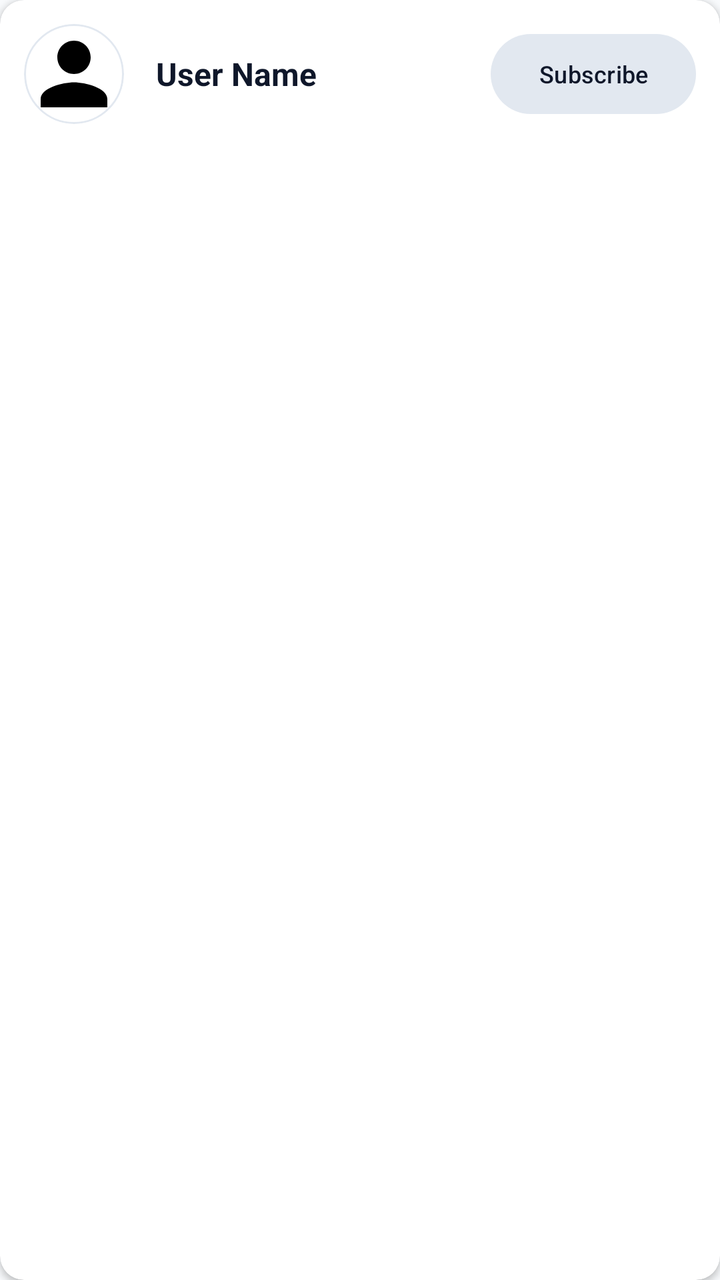
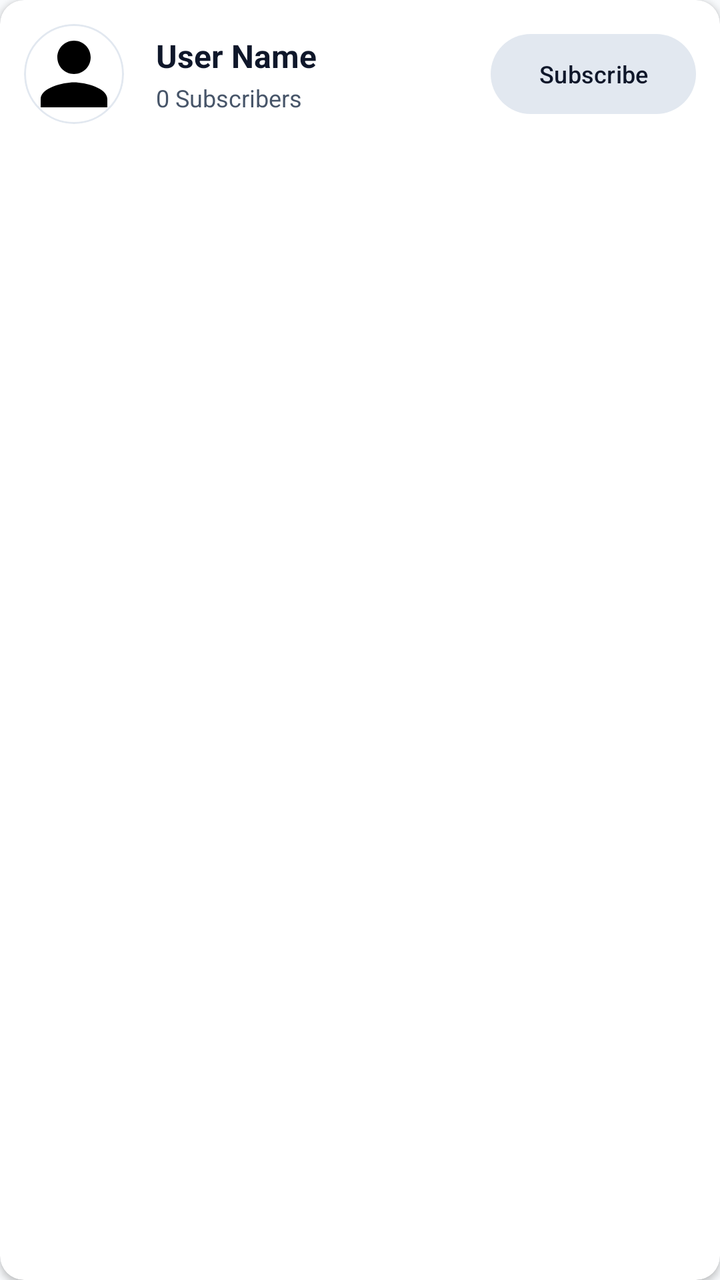

The first picture is an Android layout as it rendered before a commit; the second is the same layout after the commit. The layout source and the unified diff follow.
<!-- AndroidManifest.xml: application theme Theme.TestMaster -->
<!-- res/layout/item_user.xml -->
<?xml version="1.0" encoding="utf-8"?>
<com.google.android.material.card.MaterialCardView xmlns:android="http://schemas.android.com/apk/res/android"
    xmlns:app="http://schemas.android.com/apk/res-auto"
    android:layout_width="match_parent"
    android:layout_height="wrap_content"
    android:layout_marginHorizontal="8dp"
    android:layout_marginVertical="4dp"
    app:cardCornerRadius="12dp"
    app:cardElevation="2dp"
    app:strokeWidth="0dp">

    <LinearLayout
        android:layout_width="match_parent"
        android:layout_height="wrap_content"
        android:gravity="center_vertical"
        android:orientation="horizontal"
        android:padding="12dp">

        <com.google.android.material.card.MaterialCardView
            android:layout_width="50dp"
            android:layout_height="50dp"
            app:cardCornerRadius="25dp"
            app:cardElevation="0dp"
            app:strokeWidth="1dp"
            app:strokeColor="@color/gray">

            <ImageView
                android:id="@+id/iv_user_profile"
                android:layout_width="match_parent"
                android:layout_height="match_parent"
                android:scaleType="centerCrop"
                android:src="@drawable/baseline_person_24" />
        </com.google.android.material.card.MaterialCardView>

        <LinearLayout
            android:layout_width="0dp"
            android:layout_height="wrap_content"
            android:layout_marginStart="16dp"
            android:layout_weight="1"
            android:orientation="vertical">

            <TextView
                android:id="@+id/tv_user_name"
                android:layout_width="wrap_content"
                android:layout_height="wrap_content"
                android:text="User Name"
                android:textColor="@color/text_primary"
                android:textSize="16sp"
                android:textStyle="bold" />

            <TextView
                android:id="@+id/tv_user_email"
                android:layout_width="wrap_content"
                android:layout_height="wrap_content"
                android:text="user@example.com"
                android:visibility="gone"
                android:textColor="@color/text_secondary"
                android:textSize="12sp" />
        </LinearLayout>

        <com.google.android.material.button.MaterialButton
            android:id="@+id/btn_subscribe"
            style="@style/Widget.Material3.Button.TonalButton"
            android:layout_width="wrap_content"
            android:layout_height="wrap_content"
            android:text="Subscribe"
            android:textSize="12sp"
            app:cornerRadius="20dp" />

    </LinearLayout>
</com.google.android.material.card.MaterialCardView>
<!-- resources referenced by this layout -->
<resources>
  <color name="gray">#E2E8F0</color>
  <color name="text_primary">#0F172A</color>
  <color name="text_secondary">#475569</color>
  <!-- drawable baseline_person_24 (drawable) -->
  <vector android:height="24dp" android:tint="#000000"
      android:viewportHeight="24" android:viewportWidth="24"
      android:width="24dp" xmlns:android="http://schemas.android.com/apk/res/android">
      <path android:fillColor="@android:color/white" android:pathData="M12,12c2.21,0 4,-1.79 4,-4s-1.79,-4 -4,-4 -4,1.79 -4,4 1.79,4 4,4zM12,14c-2.67,0 -8,1.34 -8,4v2h16v-2c0,-2.66 -5.33,-4 -8,-4z"/>
  </vector>
  <style name="Theme.TestMaster" parent="Base.Theme.TestMaster" />
  <style name="Base.Theme.TestMaster" parent="Theme.Material3.DayNight.NoActionBar">
          
          <item name="colorPrimary">@color/primary</item>
          <item name="colorOnPrimary">@color/onPrimary</item>
          <item name="colorPrimaryContainer">@color/primaryContainer</item>
          <item name="colorOnPrimaryContainer">@color/onPrimaryContainer</item>
  
          <item name="colorSecondary">@color/secondary</item>
          <item name="colorOnSecondary">@color/onSecondary</item>
          <item name="colorSecondaryContainer">@color/secondaryContainer</item>
          <item name="colorOnSecondaryContainer">@color/onSecondaryContainer</item>
  
          
          <item name="android:windowBackground">@color/background</item>
          <item name="colorSurface">@color/surface</item>
          <item name="colorOnSurface">@color/onSurface</item>
          <item name="colorSurfaceVariant">@color/surfaceVariant</item>
          <item name="colorOnSurfaceVariant">@color/onSurfaceVariant</item>
          <item name="colorOutline">@color/outline</item>
  
          
          <item name="colorError">@color/error</item>
          <item name="colorOnError">@color/onError</item>
          <item name="colorErrorContainer">@color/errorContainer</item>
          <item name="colorOnErrorContainer">@color/onErrorContainer</item>
  
          
          <item name="colorControlActivated">@color/accent</item>
  
          
          <item name="android:statusBarColor">@color/surface</item>
          <item name="android:windowLightStatusBar">true</item>
      </style>
  <color name="primary">#FFFFFF</color>
  <color name="onPrimary">#0F172A</color>
  <color name="primaryContainer">#F1F5F9</color>
  <color name="onPrimaryContainer">#0F172A</color>
  <color name="secondary">#64748B</color>
  <color name="onSecondary">#FFFFFF</color>
  <color name="secondaryContainer">#E2E8F0</color>
  <color name="onSecondaryContainer">#0F172A</color>
  <color name="background">#F8FAFC</color>
  <color name="surface">#FFFFFF</color>
  <color name="onSurface">#0F172A</color>
  <color name="surfaceVariant">#E2E8F0</color>
  <color name="onSurfaceVariant">#475569</color>
  <color name="outline">#94A3B8</color>
  <color name="error">#DC2626</color>
  <color name="onError">#FFFFFF</color>
  <color name="errorContainer">#FEE2E2</color>
  <color name="onErrorContainer">#7F1D1D</color>
  <color name="accent">#334155</color>
</resources>

<!-- the commit's change to res/layout/item_user.xml (unified diff, before → after) -->
@@ -49,6 +49,15 @@
                 android:textStyle="bold" />
 
             <TextView
+                android:id="@+id/tv_subscribers_count"
+                android:layout_width="wrap_content"
+                android:layout_height="wrap_content"
+                android:layout_marginTop="2dp"
+                android:text="0 Subscribers"
+                android:textColor="@color/text_secondary"
+                android:textSize="12sp" />
+
+            <TextView
                 android:id="@+id/tv_user_email"
                 android:layout_width="wrap_content"
                 android:layout_height="wrap_content"
